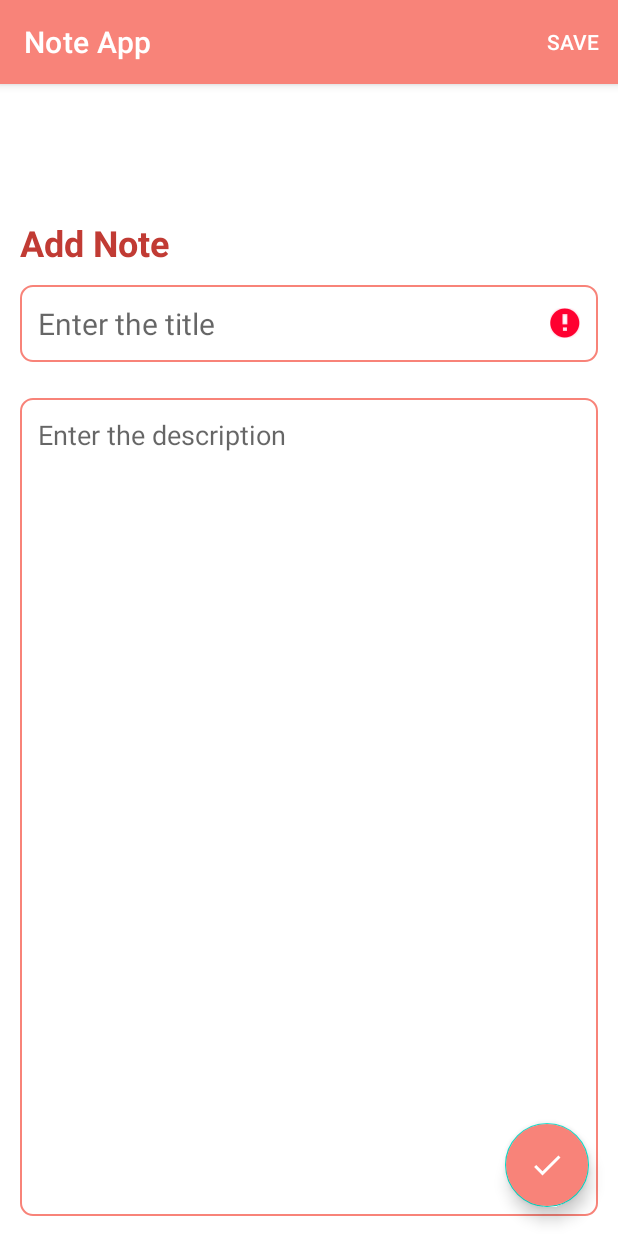
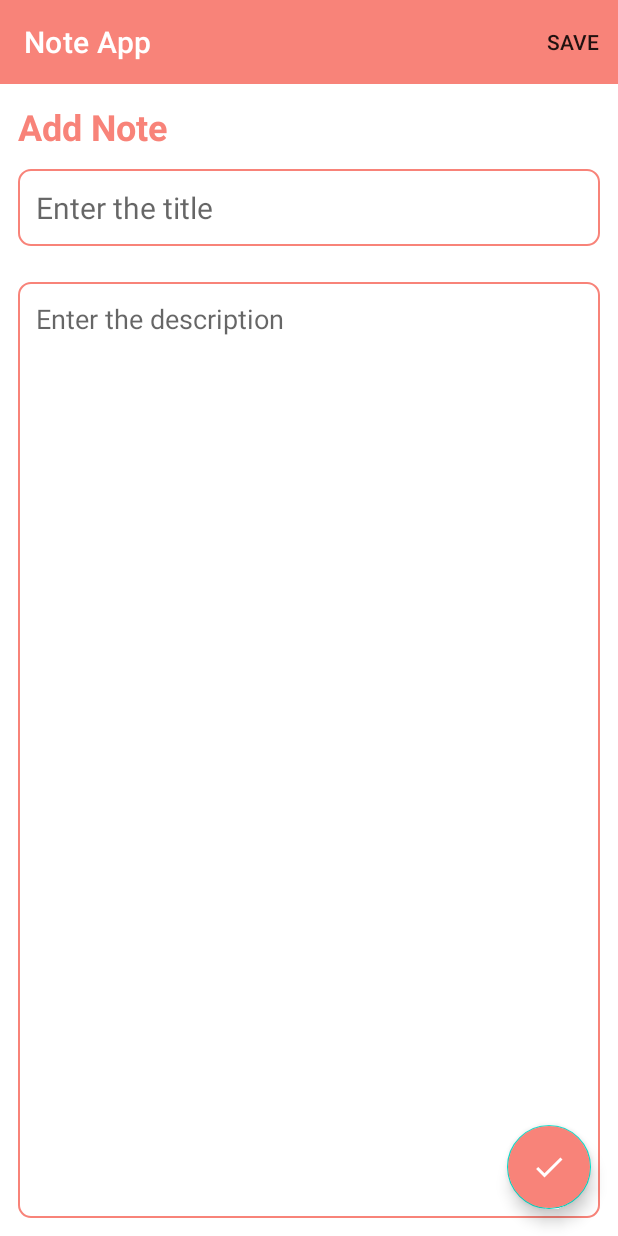
Before and after one commit to tuananhwtpq/Note-App, an Android app: the AddNoteFragment screen opened through its navigation route, after a tap on an icon or button, on a phone screen of 412 x 824 dp. Run offline under Robolectric (Android 15) with nearby library versions, the light colour scheme and no system bars; our stand-ins replace Room's generated code.

Commit message:
Fix lỗi chưa đúng kích thước màn hình

```diff
--- a/app/src/main/java/com/example/noteapp/MainActivity.kt
+++ b/app/src/main/java/com/example/noteapp/MainActivity.kt
@@ -24,6 +24,7 @@ class MainActivity : AppCompatActivity() {
         super.onCreate(savedInstanceState)
         _binding = ActivityMainBinding.inflate(layoutInflater)
         setContentView(binding.root)
+        setSupportActionBar(binding.toolbar)
 
         setupViewModel()
     }
--- a/app/src/main/java/com/example/noteapp/fragments/AddNoteFragment.kt
+++ b/app/src/main/java/com/example/noteapp/fragments/AddNoteFragment.kt
@@ -63,7 +63,7 @@ class AddNoteFragment : Fragment(), MenuProvider {
         val noteContent = binding.edContent.text.toString().trim()
 
         if (noteTitle.isEmpty()) {
-            binding.edTitle.error = "Title is required"
+            Toast.makeText(requireContext(), "Title is required", Toast.LENGTH_SHORT).show()
             return
         }
 
@@ -77,7 +77,7 @@ class AddNoteFragment : Fragment(), MenuProvider {
         }
 
         if (noteContent.isEmpty()) {
-            binding.edContent.error = "Content is required"
+            Toast.makeText(requireContext(), "Content is required", Toast.LENGTH_SHORT).show()
             return
         }
 
--- a/app/src/main/res/layout/activity_main.xml
+++ b/app/src/main/res/layout/activity_main.xml
@@ -5,20 +5,32 @@
     android:id="@+id/main"
     android:layout_width="match_parent"
     android:layout_height="match_parent"
+    android:fitsSystemWindows="true"
     tools:context=".MainActivity">
 
 
+    <com.google.android.material.appbar.MaterialToolbar
+        android:id="@+id/toolbar"
+        android:layout_width="0dp"
+        android:layout_height="?attr/actionBarSize"
+        android:background="?attr/colorPrimary"
+        app:title="Note App"
+        app:titleTextColor="@color/white"
+        app:layout_constraintTop_toTopOf="parent"
+        app:layout_constraintStart_toStartOf="parent"
+        app:layout_constraintEnd_toEndOf="parent" />
+
     <androidx.fragment.app.FragmentContainerView
+        android:id="@+id/fragment_container_view"
+        android:name="androidx.navigation.fragment.NavHostFragment"
         android:layout_width="0dp"
         android:layout_height="0dp"
-        android:id="@+id/fragment_container_view"
-        app:layout_constraintTop_toTopOf="parent"
+        app:defaultNavHost="true"
+        app:navGraph="@navigation/nav_graph"
+        app:layout_constraintBottom_toBottomOf="parent"
+        app:layout_constraintEnd_toEndOf="parent"
         app:layout_constraintStart_toStartOf="parent"
-        app:layout_constraintEnd_toEndOf="parent"
-        app:layout_constraintBottom_toBottomOf="parent"
-        android:layout_margin="1dp"
-        android:name="androidx.navigation.fragment.NavHostFragment"
-        app:defaultNavHost = "true"
-        app:navGraph="@navigation/nav_graph"/>
+
+        app:layout_constraintTop_toBottomOf="@id/toolbar" />
 
 </androidx.constraintlayout.widget.ConstraintLayout>
--- a/app/src/main/res/layout/fragment_add_note.xml
+++ b/app/src/main/res/layout/fragment_add_note.xml
@@ -4,7 +4,6 @@
     android:layout_width="match_parent"
     android:layout_height="match_parent"
     xmlns:app="http://schemas.android.com/apk/res-auto"
-    android:paddingTop="?attr/actionBarSize"
     tools:context=".fragments.AddNoteFragment">
 
     <TextView
@@ -12,13 +11,13 @@
         android:layout_width="wrap_content"
         android:layout_height="wrap_content"
         android:layout_alignParentTop="true"
-        android:layout_marginTop="32dp"
+        android:layout_marginTop="12dp"
         android:text="Add Note"
         android:layout_marginLeft="12dp"
         android:textStyle="bold"
         app:layout_constraintTop_toTopOf="parent"
         app:layout_constraintStart_toStartOf="parent"
-        android:textColor="@color/red"
+        android:textColor="@color/pink"
         android:textSize="24sp" />
     <EditText
         android:id="@+id/ed_title"
--- a/app/src/main/res/layout/fragment_edit_note.xml
+++ b/app/src/main/res/layout/fragment_edit_note.xml
@@ -3,7 +3,6 @@
     xmlns:tools="http://schemas.android.com/tools"
     android:layout_width="match_parent"
     android:layout_height="match_parent"
-    android:paddingTop="?attr/actionBarSize"
     xmlns:app="http://schemas.android.com/apk/res-auto"
     tools:context=".fragments.EditNoteFragment">
 
@@ -12,13 +11,13 @@
         android:layout_width="wrap_content"
         android:layout_height="wrap_content"
         android:layout_alignParentTop="true"
-        android:layout_marginTop="32dp"
+        android:layout_marginTop="12dp"
         android:text="Edit Note"
         android:layout_marginLeft="12dp"
         android:textStyle="bold"
         app:layout_constraintTop_toTopOf="parent"
         app:layout_constraintStart_toStartOf="parent"
-        android:textColor="@color/red"
+        android:textColor="@color/pink"
         android:textSize="24sp" />
     <EditText
         android:id="@+id/ed_title"
@@ -50,30 +49,6 @@
         android:background="@drawable/pink_border"
         android:layout_marginTop="12dp" />
 
-<!--    <com.google.android.material.card.MaterialCardView-->
-<!--        android:id="@+id/cardCircle"-->
-<!--        android:layout_width="88dp"-->
-<!--        android:layout_height="88dp"-->
-<!--        android:clickable="true"-->
-<!--        android:focusable="true"-->
-<!--        android:foreground="?attr/selectableItemBackgroundBorderless"-->
-<!--        app:cardCornerRadius="32dp"-->
-<!--        app:cardElevation="6dp"-->
-<!--        app:cardUseCompatPadding="true"-->
-<!--        app:layout_constraintBottom_toBottomOf="parent"-->
-<!--        app:layout_constraintEnd_toEndOf="parent">-->
-
-<!--        <ImageView-->
-<!--            android:id="@+id/iv_btn_add"-->
-<!--            android:layout_width="match_parent"-->
-<!--            android:layout_height="match_parent"-->
-<!--            android:padding="8dp"-->
-<!--            android:src="@drawable/baseline_done_24"-->
-<!--            app:tint="@color/white"-->
-<!--            android:background="@drawable/bg_circle"-->
-<!--            android:contentDescription="Add note" />-->
-<!--    </com.google.android.material.card.MaterialCardView>-->
-
     <com.google.android.material.floatingactionbutton.FloatingActionButton
         android:layout_width="wrap_content"
         android:layout_height="wrap_content"
--- a/app/src/main/res/layout/fragment_home.xml
+++ b/app/src/main/res/layout/fragment_home.xml
@@ -4,17 +4,17 @@
     android:layout_width="match_parent"
     android:layout_height="match_parent"
     xmlns:app="http://schemas.android.com/apk/res-auto"
-    android:paddingTop="?attr/actionBarSize"
     tools:context=".fragments.HomeFragment">
+
 
     <TextView
         android:layout_width="wrap_content"
         android:layout_height="wrap_content"
         android:id="@+id/tv_note"
+        android:layout_marginTop="12dp"
         android:text="Your notes here"
         app:layout_constraintTop_toTopOf="parent"
         app:layout_constraintStart_toStartOf="parent"
-        android:layout_marginTop="32dp"
         android:layout_marginStart="12dp"
         android:textColor="@color/pink"
         android:textSize="30sp"
--- a/app/src/main/res/values/themes.xml
+++ b/app/src/main/res/values/themes.xml
@@ -1,6 +1,6 @@
 <resources xmlns:tools="http://schemas.android.com/tools">
     <!-- Base application theme. -->
-    <style name="Base.Theme.NoteApp" parent="Theme.MaterialComponents.Light.DarkActionBar">
+    <style name="Base.Theme.NoteApp" parent="Theme.MaterialComponents.Light.NoActionBar">
         <!-- Customize your light theme here. -->
          <item name="colorPrimary">@color/pink</item>
         <item name="colorPrimaryVariant">@color/pink</item>
```
